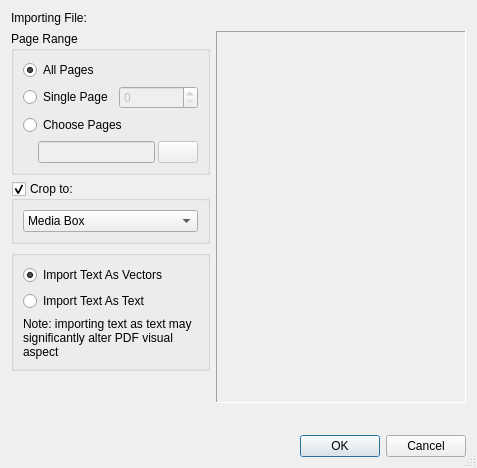
The window that scribus/plugins/import/pdf/pdfimportoptions.ui (scribusproject/scribus) describes before a commit, drawn with Qt 5.
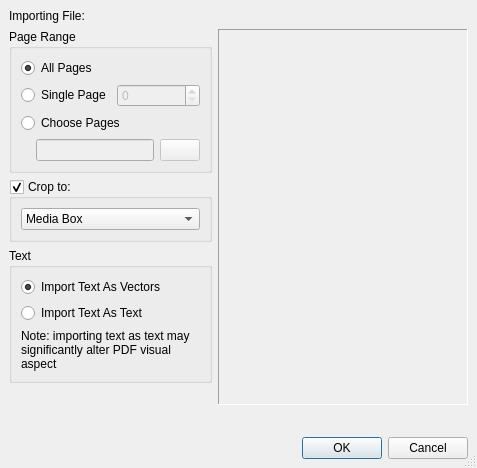
The same window after the commit. Custom widgets are drawn as their Qt base class.

Commit message: #16477: Update layout for PDF import dialog <bubu>

The edit to the form file:
```diff
--- a/scribus/plugins/import/pdf/pdfimportoptions.ui
+++ b/scribus/plugins/import/pdf/pdfimportoptions.ui
@@ -17,6 +17,18 @@
    <bool>true</bool>
   </property>
   <layout class="QVBoxLayout" name="verticalLayout_5">
+   <property name="leftMargin">
+    <number>9</number>
+   </property>
+   <property name="topMargin">
+    <number>9</number>
+   </property>
+   <property name="rightMargin">
+    <number>9</number>
+   </property>
+   <property name="bottomMargin">
+    <number>9</number>
+   </property>
    <item>
     <layout class="QHBoxLayout" name="horizontalLayout_5">
      <item>
@@ -100,9 +112,6 @@
           </item>
           <item>
            <layout class="QHBoxLayout" name="horizontalLayout">
-            <property name="spacing">
-             <number>3</number>
-            </property>
             <property name="leftMargin">
              <number>15</number>
             </property>
@@ -184,7 +193,7 @@
           </sizepolicy>
          </property>
          <property name="title">
-          <string/>
+          <string>Text</string>
          </property>
          <layout class="QVBoxLayout" name="verticalLayout_8">
           <item>
```
